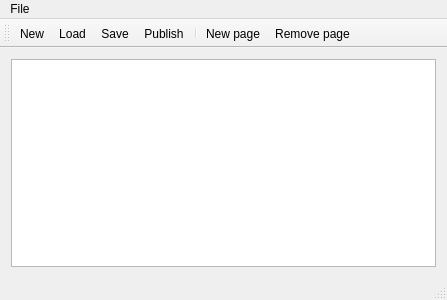
The window that mainwindow.ui (mtlsoft/desktop) describes before a commit, drawn with Qt 5.
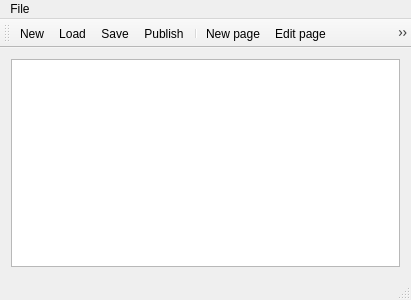
The same window after the commit.

Commit message: дополнен формат списка модулей

```diff
--- a/mainwindow.ui
+++ b/mainwindow.ui
@@ -6,7 +6,7 @@
    <rect>
     <x>0</x>
     <y>0</y>
-    <width>447</width>
+    <width>411</width>
     <height>300</height>
    </rect>
   </property>
@@ -25,7 +25,7 @@
     <rect>
      <x>0</x>
      <y>0</y>
-     <width>447</width>
+     <width>411</width>
      <height>19</height>
     </rect>
    </property>
@@ -53,6 +53,7 @@
    <addaction name="actionPublish"/>
    <addaction name="separator"/>
    <addaction name="actionNew_page"/>
+   <addaction name="actionEdit_page"/>
    <addaction name="actionRemove_page"/>
   </widget>
   <widget class="QStatusBar" name="statusBar"/>
@@ -98,6 +99,14 @@
     <string>Remove page</string>
    </property>
   </action>
+  <action name="actionEdit_page">
+   <property name="text">
+    <string>Edit page</string>
+   </property>
+   <property name="toolTip">
+    <string>Edit page</string>
+   </property>
+  </action>
  </widget>
  <layoutdefault spacing="6" margin="11"/>
  <resources/>
```
The commit also changes 1 other file.
